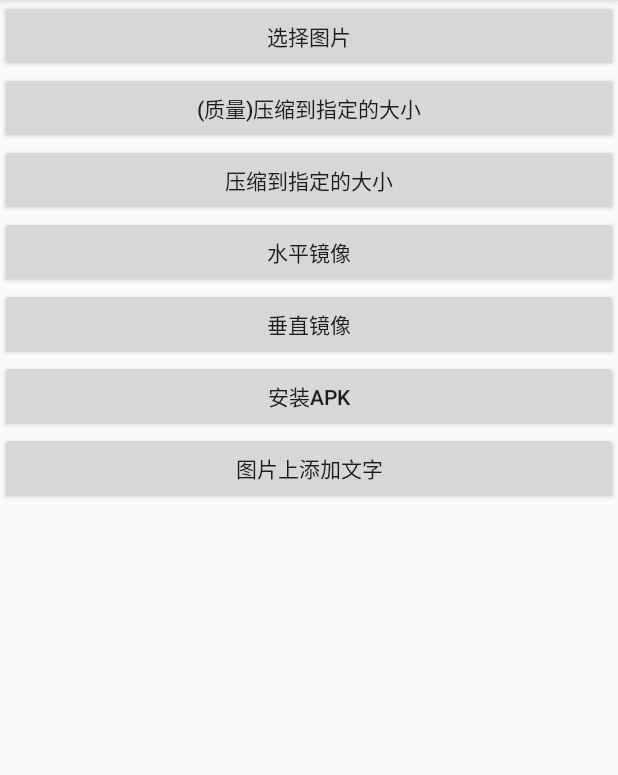
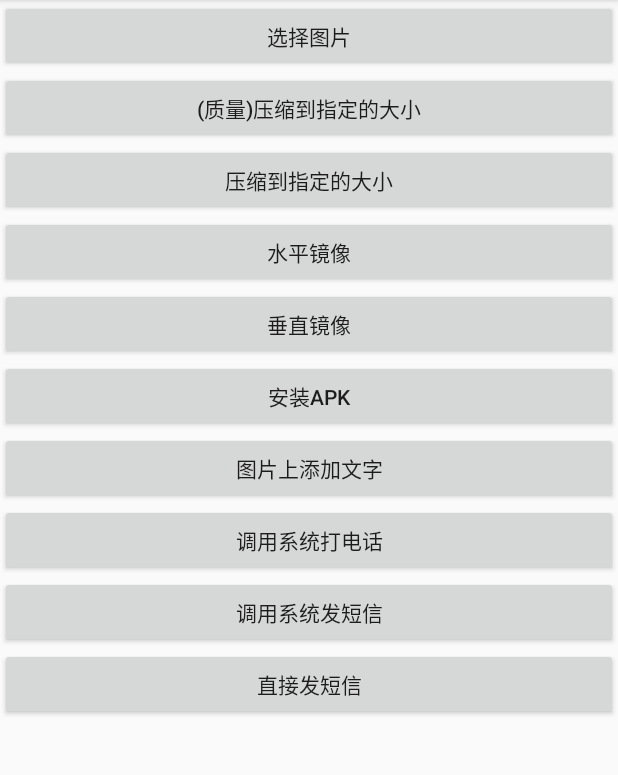
Before and after one commit to zhougan870822/android-common, an Android app: the screen it shows after launch (MainActivity), after a tap on "选择图片", on a phone screen of 412 x 824 dp, the part 84-859 px from its top. Run offline under Robolectric (Android 15) with nearby library versions, the phone set to English and light mode, and no system bars.

```diff
--- a/android-common/src/main/java/com/zhoug/android/common/utils/IntentUtils.java
+++ b/android-common/src/main/java/com/zhoug/android/common/utils/IntentUtils.java
@@ -1,11 +1,11 @@
 package com.zhoug.android.common.utils;
 
+import android.annotation.SuppressLint;
 import android.content.Context;
 import android.content.Intent;
 import android.net.Uri;
 import android.os.Build;
 import android.support.v4.content.FileProvider;
-import android.util.Log;
 
 import java.io.File;
 
@@ -18,10 +18,10 @@ public class IntentUtils {
      * @param context
      * @param path
      * @param authority
-     * @param minitype "audio/*" "video/*"
+     * @param minitype  "audio/*" "video/*"
      * @return
      */
-    public static Intent getReadFileProvideIntent(Context context, String path, String authority,String minitype) {
+    public static Intent getReadFileProvideIntent(Context context, String path, String authority, String minitype) {
         if (minitype == null) {
             minitype = "*/*";
         }
@@ -44,8 +44,8 @@ public class IntentUtils {
      * @param minitype "audio/*" "video/*"
      * @return
      */
-    public static Intent getReadFileProvideIntent(Context context, String path,String minitype) {
-        return getReadFileProvideIntent(context, path,context.getPackageName()+".fileProvider",minitype);
+    public static Intent getReadFileProvideIntent(Context context, String path, String minitype) {
+        return getReadFileProvideIntent(context, path, context.getPackageName() + ".fileProvider", minitype);
 
 
     }
@@ -56,10 +56,10 @@ public class IntentUtils {
      * @param context
      * @param path
      * @param authority
-     * @param minitype "audio/*" "video/*"
+     * @param minitype  "audio/*" "video/*"
      * @return
      */
-    public static Intent getWriteFileProvideIntent(Context context, String path, String authority,String minitype) {
+    public static Intent getWriteFileProvideIntent(Context context, String path, String authority, String minitype) {
         if (minitype == null) {
             minitype = "*/*";
         }
@@ -83,8 +83,99 @@ public class IntentUtils {
      * @param minitype "audio/*" "video/*"
      * @return
      */
-    public static Intent getWriteFileProvideIntent(Context context, String path,String minitype) {
-       return getWriteFileProvideIntent(context,path,context.getPackageName()+".fileProvider",minitype);
+    public static Intent getWriteFileProvideIntent(Context context, String path, String minitype) {
+        return getWriteFileProvideIntent(context, path, context.getPackageName() + ".fileProvider", minitype);
+    }
+
+
+    /**
+     * 调用系统打电话,必须在manifest.xml中配置权限
+     * <uses-permission android:name="android.permission.CALL_PHONE"/>
+     * 且动态请求权限
+     * eg:{
+     * if (ActivityCompat.checkSelfPermission(MainActivity.this, Manifest.permission.CALL_PHONE) == PackageManager.PERMISSION_GRANTED)
+     * IntentUtils.callPhone(MainActivity.this, "10086");
+     * else
+     * ActivityCompat.requestPermissions(MainActivity.this, new String[]{Manifest.permission.CALL_PHONE}, 1001);
+     * <p>
+     * }
+     *
+     * @param context
+     * @param phone
+     */
+    @SuppressLint("MissingPermission")
+    public static void callPhone(Context context, String phone) {
+        Intent intent = new Intent(Intent.ACTION_CALL, Uri.parse("tel:" + phone));
+        intent.addFlags(Intent.FLAG_ACTIVITY_NEW_TASK);
+        context.startActivity(intent);
+    }
+
+    /**
+     * 调用系统发短信
+     *
+     * @param phoneNumber
+     * @param message
+     */
+    public static void sendSms(Context context, String phoneNumber, String message) {
+//        if(PhoneNumberUtils.isGlobalPhoneNumber(phoneNumber)){
+        Intent intent = new Intent(Intent.ACTION_SENDTO, Uri.parse("smsto:" + phoneNumber));
+        intent.addFlags(Intent.FLAG_ACTIVITY_NEW_TASK);
+        if (message != null) {
+            intent.putExtra("sms_body", message);
+        }
+        context.startActivity(intent);
+//        }
+    }
+
+    /**
+     * 获取系统图片列表的Intent
+     * @return
+     */
+    public static Intent getPickImageIntent() {
+        return getPickIntent("image/*");
+    }
+
+    /**
+     * 获取系统视频列表的Intent
+     * @return
+     */
+    public static Intent getPickVideoIntent() {
+        return getPickIntent("video/*");
+    }
+
+    /**
+     * 获取系统音频列表的Intent
+     * @return
+     */
+    public static Intent getPickAudioIntent() {
+        return getPickIntent("audio/*");
+    }
+
+    /**
+     * 获取选择文件的Intent :
+     * 直接显示文件列表
+     * @param mimeType {图片:"image/*";视频:"video/*";音频:"audio/*";星/星}
+     * @return
+     */
+    public static Intent getPickIntent(String mimeType) {
+        Intent intent = new Intent(Intent.ACTION_PICK);
+        intent.setType(mimeType);
+        return intent;
+    }
+
+
+    /**
+     * 获取选择文件的Intent
+     * 优点:功能强大可以切换目录,可以使用文件管理器
+     * 缺点:可以选择非指定类型的文件,选择的结果需要类型判断,
+     * @param mimeType {图片:"image/*";视频:"video/*";音频:"audio/*";星/星}
+     *
+     * @return
+     */
+    public static Intent getContentIntent(String mimeType) {
+        Intent intent = new Intent(Intent.ACTION_GET_CONTENT);
+        intent.setType(mimeType);
+        return intent;
     }
 
 
--- a/app/src/main/AndroidManifest.xml
+++ b/app/src/main/AndroidManifest.xml
@@ -12,6 +12,8 @@
     <uses-permission android:name="android.permission.READ_PHONE_STATE"/>
     <uses-permission android:name="android.permission.READ_PHONE_NUMBERS"/>
     <uses-permission android:name="android.permission.READ_CONTACTS"/>
+    <uses-permission android:name="android.permission.CALL_PHONE"/>
+    <uses-permission android:name="android.permission.SEND_SMS"/>
 
     <application
         android:allowBackup="true"
--- a/app/src/main/java/com/zhoug/androidcommon/app/MainActivity.java
+++ b/app/src/main/java/com/zhoug/androidcommon/app/MainActivity.java
@@ -1,13 +1,16 @@
 package com.zhoug.androidcommon.app;
 
 
+import android.Manifest;
 import android.content.Intent;
+import android.content.pm.PackageManager;
 import android.graphics.Bitmap;
 import android.graphics.BitmapFactory;
 import android.graphics.Color;
 import android.graphics.Point;
 import android.os.Build;
 import android.os.Bundle;
+import android.support.v4.app.ActivityCompat;
 import android.support.v7.app.AppCompatActivity;
 import android.util.Log;
 import android.view.View;
@@ -22,6 +25,7 @@ import com.zhoug.android.common.utils.BitmapUtils;
 import com.zhoug.android.common.utils.ContactsUtils;
 import com.zhoug.android.common.utils.FileUtils;
 import com.zhoug.android.common.utils.IOUtils;
+import com.zhoug.android.common.utils.IntentUtils;
 import com.zhoug.android.common.utils.NetworkUtils;
 import com.zhoug.android.common.utils.NetworkUtils.NetWorkBroadcastReceiver;
 import com.zhoug.android.common.utils.ResourceUtils;
@@ -158,9 +162,7 @@ public class MainActivity extends AppCompatActivity {
         btn1.setOnClickListener(new View.OnClickListener() {
             @Override
             public void onClick(View v) {
-                Intent intent=new Intent(Intent.ACTION_PICK);
-                intent.setType("image/*");
-                startActivityForResult(intent,101 );
+                startActivityForResult(IntentUtils.getPickImageIntent(),101 );
             }
         });
 
@@ -217,6 +219,34 @@ public class MainActivity extends AppCompatActivity {
                 Intent intent=new Intent(Intent.ACTION_PICK);
                 intent.setType("image/*");
                 startActivityForResult(intent,107 );
+
+            }
+        });
+        findViewById(R.id.btn8).setOnClickListener(new View.OnClickListener() {
+            @Override
+            public void onClick(View v) {
+                if (ActivityCompat.checkSelfPermission(MainActivity.this, Manifest.permission.CALL_PHONE) == PackageManager.PERMISSION_GRANTED)
+                    IntentUtils.callPhone(MainActivity.this, "10086");
+                else
+                    ActivityCompat.requestPermissions(MainActivity.this, new String[]{Manifest.permission.CALL_PHONE}, 1001);
+
+            }
+        });
+
+        findViewById(R.id.btn9).setOnClickListener(new View.OnClickListener() {
+            @Override
+            public void onClick(View v) {
+                IntentUtils.sendSms(MainActivity.this,"10086","zxcsad" );
+
+
+            }
+        });
+
+        findViewById(R.id.btn10).setOnClickListener(new View.OnClickListener() {
+            @Override
+            public void onClick(View v) {
+                IntentUtils.callPhone(MainActivity.this,"10086" );
+
 
             }
         });
--- a/app/src/main/res/layout/activity_main.xml
+++ b/app/src/main/res/layout/activity_main.xml
@@ -51,6 +51,22 @@
             android:layout_height="wrap_content"
             android:text="图片上添加文字" />
 
+        <Button
+            android:id="@+id/btn8"
+            android:layout_width="match_parent"
+            android:layout_height="wrap_content"
+            android:text="调用系统打电话" />
+        <Button
+            android:id="@+id/btn9"
+            android:layout_width="match_parent"
+            android:layout_height="wrap_content"
+            android:text="调用系统发短信" />
+        <Button
+            android:id="@+id/btn10"
+            android:layout_width="match_parent"
+            android:layout_height="wrap_content"
+            android:text="直接发短信" />
+
 
         <ImageView
             android:id="@+id/imageView1"
```
Also changed, not shown: android-common/src/main/java/com/zhoug/android/common/utils/AppUtils.java (+0 -28 lines), android-common/src/main/java/com/zhoug/android/common/utils/FileUtils.java (+33 -11 lines), android-common/src/main/java/com/zhoug/android/common/utils/SmsUtils.java (added, +21 -0 lines).
